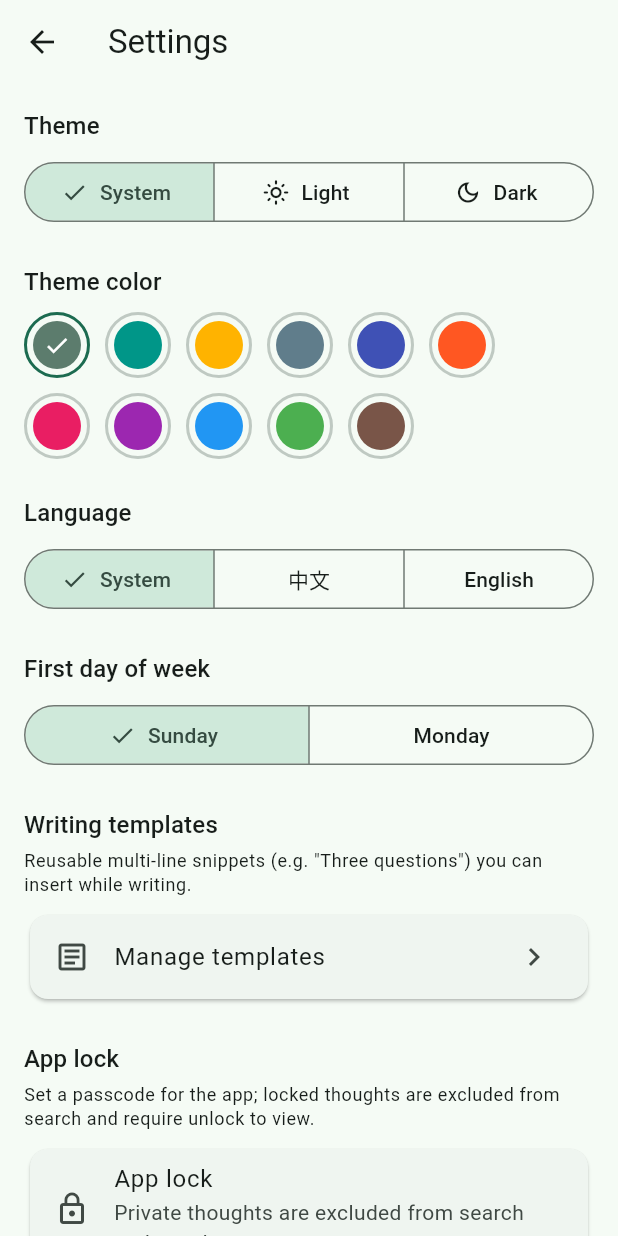
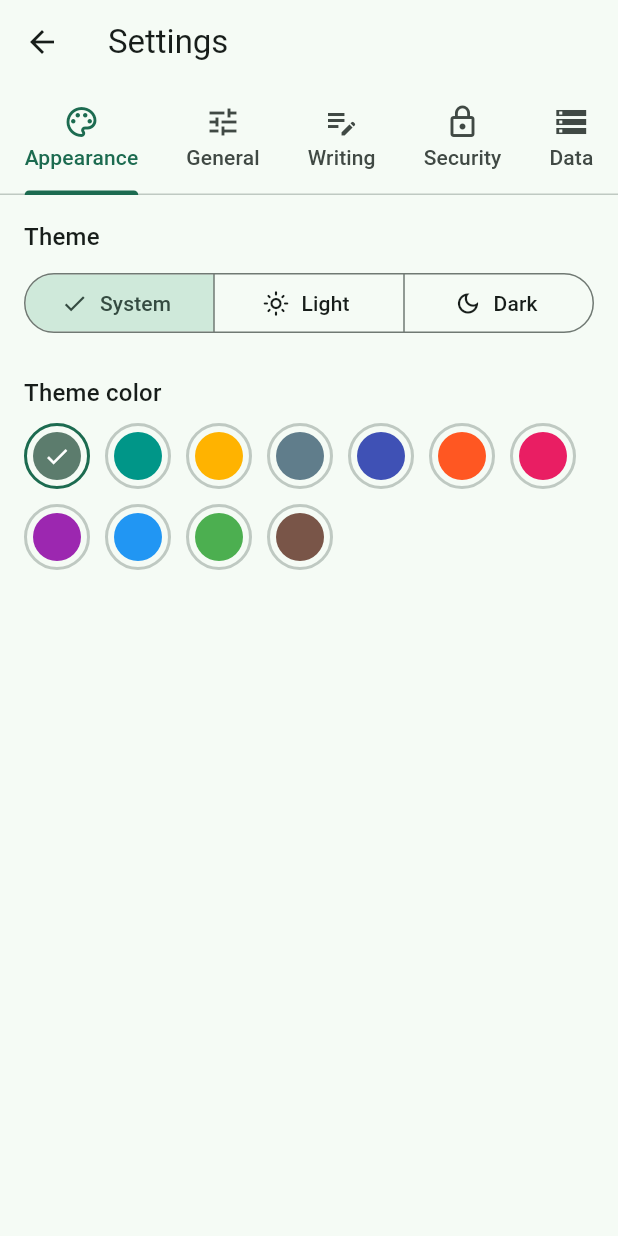
Before and after one commit to WHYBBE/roost, a Flutter app: the SettingsPage screen opened directly, on a phone screen of 412 x 824 dp. Run offline on Flutter 3.47's test engine with Material 3 defaults, Android fonts, the phone set to English and light mode, and no system bars; our stand-ins replace audioplayers, drift, drift_flutter, shared_preferences; missing offline and left inert: file_selector, record; accounts and stored records are empty; generated files the repository leaves out were written again.

Commit message:
refactor: 设置页改为多 tab（外观/通用/写作/安全/数据）——宽屏侧栏+窄屏顶部居中 Tab

```diff
--- a/lib/l10n/app_en.arb
+++ b/lib/l10n/app_en.arb
@@ -66,6 +66,11 @@
   "totalEntries": "{count} total",
   "@totalEntries": { "placeholders": { "count": { "type": "int" } } },
   "settingsTitle": "Settings",
+  "settingsTabAppearance": "Appearance",
+  "settingsTabGeneral": "General",
+  "settingsTabWriting": "Writing",
+  "settingsTabSecurity": "Security",
+  "settingsTabData": "Data",
   "themeTitle": "Theme",
   "themeColorTitle": "Theme color",
   "themeSystem": "System",
--- a/lib/l10n/app_localizations.dart
+++ b/lib/l10n/app_localizations.dart
@@ -470,6 +470,36 @@ abstract class AppLocalizations {
   /// **'Settings'**
   String get settingsTitle;
 
+  /// No description provided for @settingsTabAppearance.
+  ///
+  /// In en, this message translates to:
+  /// **'Appearance'**
+  String get settingsTabAppearance;
+
+  /// No description provided for @settingsTabGeneral.
+  ///
+  /// In en, this message translates to:
+  /// **'General'**
+  String get settingsTabGeneral;
+
+  /// No description provided for @settingsTabWriting.
+  ///
+  /// In en, this message translates to:
+  /// **'Writing'**
+  String get settingsTabWriting;
+
+  /// No description provided for @settingsTabSecurity.
+  ///
+  /// In en, this message translates to:
+  /// **'Security'**
+  String get settingsTabSecurity;
+
+  /// No description provided for @settingsTabData.
+  ///
+  /// In en, this message translates to:
+  /// **'Data'**
+  String get settingsTabData;
+
   /// No description provided for @themeTitle.
   ///
   /// In en, this message translates to:
--- a/lib/l10n/app_localizations_en.dart
+++ b/lib/l10n/app_localizations_en.dart
@@ -213,6 +213,21 @@ class AppLocalizationsEn extends AppLocalizations {
 
   @override
   String get settingsTitle => 'Settings';
+
+  @override
+  String get settingsTabAppearance => 'Appearance';
+
+  @override
+  String get settingsTabGeneral => 'General';
+
+  @override
+  String get settingsTabWriting => 'Writing';
+
+  @override
+  String get settingsTabSecurity => 'Security';
+
+  @override
+  String get settingsTabData => 'Data';
 
   @override
   String get themeTitle => 'Theme';
--- a/lib/l10n/app_localizations_zh.dart
+++ b/lib/l10n/app_localizations_zh.dart
@@ -208,6 +208,21 @@ class AppLocalizationsZh extends AppLocalizations {
 
   @override
   String get settingsTitle => '设置';
+
+  @override
+  String get settingsTabAppearance => '外观';
+
+  @override
+  String get settingsTabGeneral => '通用';
+
+  @override
+  String get settingsTabWriting => '写作';
+
+  @override
+  String get settingsTabSecurity => '安全';
+
+  @override
+  String get settingsTabData => '数据';
 
   @override
   String get themeTitle => '主题';
--- a/lib/l10n/app_zh.arb
+++ b/lib/l10n/app_zh.arb
@@ -62,6 +62,11 @@
   "streak": "连续 {days} 天",
   "totalEntries": "共 {count} 条",
   "settingsTitle": "设置",
+  "settingsTabAppearance": "外观",
+  "settingsTabGeneral": "通用",
+  "settingsTabWriting": "写作",
+  "settingsTabSecurity": "安全",
+  "settingsTabData": "数据",
   "themeTitle": "主题",
   "themeColorTitle": "主题色",
   "themeSystem": "跟随系统",
--- a/lib/pages/settings_page.dart
+++ b/lib/pages/settings_page.dart
@@ -362,8 +362,319 @@ Future<void> _turnOffLock(BuildContext context) async {
   if (context.mounted) _snack(context, l.saved);
 }
 
-class SettingsPage extends StatelessWidget {
+/// 设置页：分 5 个 tab（外观 / 通用 / 写作 / 安全 / 数据）。
+/// 宽屏左侧竖排导航 + 右侧内容，窄屏顶部 TabBar
+class SettingsPage extends StatefulWidget {
   const SettingsPage({super.key});
+
+  @override
+  State<SettingsPage> createState() => _SettingsPageState();
+}
+
+class _SettingsPageState extends State<SettingsPage>
+    with SingleTickerProviderStateMixin {
+  static const _tabCount = 5;
+
+  late final TabController _tab = TabController(length: _tabCount, vsync: this)
+    ..addListener(_onTabChanged);
+
+  void _onTabChanged() => setState(() {});
+
+  @override
+  void dispose() {
+    _tab.removeListener(_onTabChanged);
+    _tab.dispose();
+    super.dispose();
+  }
+
+  @override
+  Widget build(BuildContext context) {
+    final l = AppLocalizations.of(context)!;
+    final wide = MediaQuery.sizeOf(context).width >= 720;
+
+    final tabs = <({IconData icon, IconData selected, String label})>[
+      (
+        icon: Icons.palette_outlined,
+        selected: Icons.palette,
+        label: l.settingsTabAppearance,
+      ),
+      (
+        icon: Icons.tune_outlined,
+        selected: Icons.tune,
+        label: l.settingsTabGeneral,
+      ),
+      (
+        icon: Icons.edit_note_outlined,
+        selected: Icons.edit_note,
+        label: l.settingsTabWriting,
+      ),
+      (
+        icon: Icons.lock_outline,
+        selected: Icons.lock,
+        label: l.settingsTabSecurity,
+      ),
+      (
+        icon: Icons.storage_outlined,
+        selected: Icons.storage,
+        label: l.settingsTabData,
+      ),
+    ];
+
+    final pages = [
+      _appearanceTab(context),
+      _generalTab(context),
+      _writingTab(context),
+      _securityTab(context),
+      _dataTab(context),
+    ];
+
+    return Scaffold(
+      appBar: AppBar(
+        // 桌面端内嵌为根页时展示保险库切换；移动端经路由推入时保留默认返回键
+        leading: (ModalRoute.of(context)?.canPop ?? false)
+            ? null
+            : appBarVaultSwitcher(context),
+        title: Text(l.settingsTitle),
+        bottom: wide
+            ? null
+            : TabBar(
+                controller: _tab,
+                isScrollable: true,
+                tabAlignment: TabAlignment.center,
+                tabs: [
+                  for (final t in tabs)
+                    Tab(icon: Icon(t.icon), text: t.label),
+                ],
+              ),
+      ),
+      body: wide
+          ? Row(
+              children: [
+                NavigationRail(
+                  selectedIndex: _tab.index,
+                  onDestinationSelected: (i) => _tab.animateTo(i),
+                  labelType: NavigationRailLabelType.all,
+                  destinations: [
+                    for (final t in tabs)
+                      NavigationRailDestination(
+                        icon: Icon(t.icon),
+                        selectedIcon: Icon(t.selected),
+                        label: Text(t.label),
+                      ),
+                  ],
+                ),
+                const VerticalDivider(width: 1),
+                Expanded(
+                  child: TabBarView(controller: _tab, children: pages),
+                ),
+              ],
+            )
+          : TabBarView(controller: _tab, children: pages),
+    );
+  }
+
+  /// 单个 tab：居中限宽 + 纵向列表
+  Widget _panel(BuildContext context, List<Widget> children) {
+    return Center(
+      child: ConstrainedBox(
+        constraints: const BoxConstraints(maxWidth: 560),
+        child: ListView(
+          padding: const EdgeInsets.all(16),
+          children: children,
+        ),
+      ),
+    );
+  }
+
+  // ---------- 外观 ----------
+
+  Widget _appearanceTab(BuildContext context) {
+    final l = AppLocalizations.of(context)!;
+    final settings = AppSettings.instance;
+    return _panel(context, [
+      Text(l.themeTitle, style: Theme.of(context).textTheme.titleMedium),
+      const SizedBox(height: 8),
+      SegmentedButton<ThemeSetting>(
+        segments: [
+          ButtonSegment(
+            value: ThemeSetting.system,
+            label: Text(l.themeSystem),
+            icon: const Icon(Icons.brightness_auto_outlined),
+          ),
+          ButtonSegment(
+            value: ThemeSetting.light,
+            label: Text(l.themeLight),
+            icon: const Icon(Icons.light_mode_outlined),
+          ),
+          ButtonSegment(
+            value: ThemeSetting.dark,
+            label: Text(l.themeDark),
+            icon: const Icon(Icons.dark_mode_outlined),
+          ),
+        ],
+        selected: {settings.theme},
+        onSelectionChanged: (s) => settings.setTheme(s.first),
+      ),
+      const SizedBox(height: 24),
+      Text(l.themeColorTitle, style: Theme.of(context).textTheme.titleMedium),
+      const SizedBox(height: 8),
+      // 圆形色点自动换行，窄屏也不溢出
+      Wrap(
+        spacing: 10,
+        runSpacing: 10,
+        children: [
+          _seedSwatch(
+            context,
+            color: const Color(defaultSeedColor),
+            selected: settings.seedColor == defaultSeedColor,
+            isDefault: true,
+            onTap: () => settings.setSeedColor(defaultSeedColor),
+          ),
+          for (final c in tagColorChoices)
+            _seedSwatch(
+              context,
+              color: Color(c),
+              selected: settings.seedColor == c,
+              onTap: () => settings.setSeedColor(c),
+            ),
+        ],
+      ),
+    ]);
+  }
+
+  // ---------- 通用 ----------
+
+  Widget _generalTab(BuildContext context) {
+    final l = AppLocalizations.of(context)!;
+    final settings = AppSettings.instance;
+    return _panel(context, [
+      Text(l.languageTitle, style: Theme.of(context).textTheme.titleMedium),
+      const SizedBox(height: 8),
+      SegmentedButton<LanguageSetting>(
+        segments: [
+          ButtonSegment(
+            value: LanguageSetting.system,
+            label: Text(l.languageSystem),
+            icon: const Icon(Icons.public),
+          ),
+          ButtonSegment(
+            value: LanguageSetting.zh,
+            label: Text(l.languageZh),
+          ),
+          ButtonSegment(
+            value: LanguageSetting.en,
+            label: Text(l.languageEn),
+          ),
+        ],
+        selected: {settings.language},
+        onSelectionChanged: (s) => settings.setLanguage(s.first),
+      ),
+      const SizedBox(height: 24),
+      Text(l.weekStartTitle, style: Theme.of(context).textTheme.titleMedium),
+      const SizedBox(height: 8),
+      SegmentedButton<WeekStart>(
+        segments: [
+          ButtonSegment(
+            value: WeekStart.sunday,
+            label: Text(l.weekStartSunday),
+          ),
+          ButtonSegment(
+            value: WeekStart.monday,
+            label: Text(l.weekStartMonday),
+          ),
+        ],
+        selected: {settings.weekStart},
+        onSelectionChanged: (s) => settings.setWeekStart(s.first),
+      ),
+    ]);
+  }
+
+  // ---------- 写作 ----------
+
+  Widget _writingTab(BuildContext context) {
+    final l = AppLocalizations.of(context)!;
+    return _panel(context, [
+      Text(l.templatesTitle, style: Theme.of(context).textTheme.titleMedium),
+      const SizedBox(height: 4),
+      Text(l.templatesHint, style: Theme.of(context).textTheme.bodySmall),
+      const SizedBox(height: 8),
+      Card(
+        child: ListTile(
+          leading: const Icon(Icons.article_outlined),
+          title: Text(l.manageTemplates),
+          trailing: const Icon(Icons.chevron_right),
+          onTap: () => Navigator.of(context).push(
+            MaterialPageRoute(builder: (_) => const TemplatesPage()),
+          ),
+        ),
+      ),
+    ]);
+  }
+
+  // ---------- 安全 ----------
+
+  Widget _securityTab(BuildContext context) {
+    final l = AppLocalizations.of(context)!;
+    final settings = AppSettings.instance;
+    return _panel(context, [
+      Text(l.lockTitle, style: Theme.of(context).textTheme.titleMedium),
+      const SizedBox(height: 4),
+      Text(l.lockSectionHint, style: Theme.of(context).textTheme.bodySmall),
+      const SizedBox(height: 8),
+      Card(
+        child: Column(
+          children: [
+            if (!settings.lockConfigured)
+              ListTile(
+                leading: const Icon(Icons.lock_outline),
+                title: Text(l.lockTitle),
+                subtitle: Text(l.lockProtectedHint),
+                onTap: () => _enableLock(context),
+              )
+            else ...[
+              ListTile(
+                leading: const Icon(Icons.lock_outline),
+                title: Text(l.lockTitle),
+                trailing: Text(
+                  settings.lockMethod == LockMethod.pin
+                      ? l.lockPin
+                      : l.lockPattern,
+                  style: Theme.of(context).textTheme.bodyMedium?.copyWith(
+                        color: Theme.of(context).colorScheme.onSurfaceVariant,
+                      ),
+                ),
+              ),
+              ListTile(
+                leading: const Icon(Icons.password),
+                title: Text(l.lockChange),
+                onTap: () => _changeLock(context),
+              ),
+              ListTile(
+                leading: const Icon(Icons.lock_clock),
+                title: Text(l.lockLockNow),
+                onTap: () => LockSession.instance.lock(),
+              ),
+              ListTile(
+                leading: Icon(
+                  Icons.lock_open_outlined,
+                  color: Theme.of(context).colorScheme.error,
+                ),
+                title: Text(
+                  l.lockTurnOff,
+                  style: TextStyle(
+                      color: Theme.of(context).colorScheme.error),
+                ),
+                onTap: () => _turnOffLock(context),
+              ),
+            ],
+          ],
+        ),
+      ),
+    ]);
+  }
+
+  // ---------- 数据 ----------
+
   Widget _buildVaultTile(BuildContext context, VaultMeta vault) {
     final l = AppLocalizations.of(context)!;
     final scheme = Theme.of(context).colorScheme;
@@ -402,240 +713,12 @@ class SettingsPage extends StatelessWidget {
     );
   }
 
-  @override
-  Widget build(BuildContext context) {
+  Widget _dataTab(BuildContext context) {
     final l = AppLocalizations.of(context)!;
-    final settings = AppSettings.instance;
-
-    return Scaffold(
-      appBar: AppBar(
-        // 桌面端内嵌为根页时展示保险库切换；移动端经路由推入时保留默认返回键
-        leading: (ModalRoute.of(context)?.canPop ?? false)
-            ? null
-            : appBarVaultSwitcher(context),
-        title: Text(l.settingsTitle),
-      ),
-      body: Center(
-        child: ConstrainedBox(
-          constraints: const BoxConstraints(maxWidth: 560),
-          child: ListView(
-            padding: const EdgeInsets.all(16),
-            children: [
-              Text(
-                l.themeTitle,
-                style: Theme.of(context).textTheme.titleMedium,
-              ),
-              const SizedBox(height: 8),
-              SegmentedButton<ThemeSetting>(
-                segments: [
-                  ButtonSegment(
-                    value: ThemeSetting.system,
-                    label: Text(l.themeSystem),
-                    icon: const Icon(Icons.brightness_auto_outlined),
-                  ),
-                  ButtonSegment(
-                    value: ThemeSetting.light,
-                    label: Text(l.themeLight),
-                    icon: const Icon(Icons.light_mode_outlined),
-                  ),
-                  ButtonSegment(
-                    value: ThemeSetting.dark,
-                    label: Text(l.themeDark),
-                    icon: const Icon(Icons.dark_mode_outlined),
-                  ),
-                ],
-                selected: {settings.theme},
-                onSelectionChanged: (s) => settings.setTheme(s.first),
-              ),
-              const SizedBox(height: 24),
-              Text(
-                l.themeColorTitle,
-                style: Theme.of(context).textTheme.titleMedium,
-              ),
-              const SizedBox(height: 8),
-              // 统一圆形网格：两行（默认+5 / 5），点阵对齐
-              Column(
-                crossAxisAlignment: CrossAxisAlignment.start,
-                children: [
-                  Row(
-                    mainAxisSize: MainAxisSize.min,
-                    children: [
-                      _seedSwatch(
-                        context,
-                        color: const Color(defaultSeedColor),
-                        selected: settings.seedColor == defaultSeedColor,
-                        isDefault: true,
-                        onTap: () => settings.setSeedColor(defaultSeedColor),
-                      ),
-                      for (final c in tagColorChoices.take(5)) ...[
-                        const SizedBox(width: 10),
-                        _seedSwatch(
-                          context,
-                          color: Color(c),
-                          selected: settings.seedColor == c,
-                          onTap: () => settings.setSeedColor(c),
-                        ),
-                      ],
-                    ],
-                  ),
-                  const SizedBox(height: 10),
-                  Row(
-                    mainAxisSize: MainAxisSize.min,
-                    children: [
-                      for (final c in tagColorChoices.skip(5)) ...[
-                        _seedSwatch(
-                          context,
-                          color: Color(c),
-                          selected: settings.seedColor == c,
-                          onTap: () => settings.setSeedColor(c),
-                        ),
-                        if (c != tagColorChoices.last)
-                          const SizedBox(width: 10),
-                      ],
-                    ],
-                  ),
-                ],
-              ),
-              const SizedBox(height: 24),
-              Text(
-                l.languageTitle,
-                style: Theme.of(context).textTheme.titleMedium,
-              ),
-              const SizedBox(height: 8),
-              SegmentedButton<LanguageSetting>(
-                segments: [
-                  ButtonSegment(
-                    value: LanguageSetting.system,
-                    label: Text(l.languageSystem),
-                    icon: const Icon(Icons.public),
-                  ),
-                  ButtonSegment(
-                    value: LanguageSetting.zh,
-                    label: Text(l.languageZh),
-                  ),
-                  ButtonSegment(
-                    value: LanguageSetting.en,
-                    label: Text(l.languageEn),
-                  ),
-                ],
-                selected: {settings.language},
-                onSelectionChanged: (s) => settings.setLanguage(s.first),
-              ),
-              const SizedBox(height: 24),
-              Text(
-                l.weekStartTitle,
-                style: Theme.of(context).textTheme.titleMedium,
-              ),
-              const SizedBox(height: 8),
-              SegmentedButton<WeekStart>(
-                segments: [
-                  ButtonSegment(
-                    value: WeekStart.sunday,
-                    label: Text(l.weekStartSunday),
-                  ),
-                  ButtonSegment(
-                    value: WeekStart.monday,
-                    label: Text(l.weekStartMonday),
-                  ),
-                ],
-                selected: {settings.weekStart},
-                onSelectionChanged: (s) => settings.setWeekStart(s.first),
-              ),
-              const SizedBox(height: 24),
-              Text(
-                l.templatesTitle,
-                style: Theme.of(context).textTheme.titleMedium,
-              ),
+    return _panel(context, [
+      Text(l.vaultTitle, style: Theme.of(context).textTheme.titleMedium),
       const SizedBox(height: 4),
-              Text(
-                l.templatesHint,
-                style: Theme.of(context).textTheme.bodySmall,
-              ),
-              const SizedBox(height: 8),
-              Card(
-                child: ListTile(
-                  leading: const Icon(Icons.article_outlined),
-                  title: Text(l.manageTemplates),
-                  trailing: const Icon(Icons.chevron_right),
-                  onTap: () => Navigator.of(context).push(
-                    MaterialPageRoute(builder: (_) => const TemplatesPage()),
-                  ),
-                ),
-              ),
-              const SizedBox(height: 24),
-              Text(
-                l.lockTitle,
-                style: Theme.of(context).textTheme.titleMedium,
-              ),
-              const SizedBox(height: 4),
-              Text(
-                l.lockSectionHint,
-                style: Theme.of(context).textTheme.bodySmall,
-              ),
-              const SizedBox(height: 8),
-              Card(
-                child: Column(
-                  children: [
-                    if (!settings.lockConfigured)
-                      ListTile(
-                        leading: const Icon(Icons.lock_outline),
-                        title: Text(l.lockTitle),
-                        subtitle: Text(l.lockProtectedHint),
-                        onTap: () => _enableLock(context),
-                      )
-                    else ...[
-                      ListTile(
-                        leading: const Icon(Icons.lock_outline),
-                        title: Text(l.lockTitle),
-                        trailing: Text(
-                          settings.lockMethod == LockMethod.pin
-                              ? l.lockPin
-                              : l.lockPattern,
-                          style: Theme.of(context)
-                              .textTheme
-                              .bodyMedium
-                              ?.copyWith(
-                                  color: Theme.of(context)
-                                      .colorScheme
-                                      .onSurfaceVariant),
-                        ),
-                      ),
-                      ListTile(
-                        leading: const Icon(Icons.password),
-                        title: Text(l.lockChange),
-                        onTap: () => _changeLock(context),
-                      ),
-                      ListTile(
-                        leading: const Icon(Icons.lock_clock),
-                        title: Text(l.lockLockNow),
-                        onTap: () => LockSession.instance.lock(),
-                      ),
-                      ListTile(
-                        leading: Icon(
-                          Icons.lock_open_outlined,
-                          color: Theme.of(context).colorScheme.error,
-                        ),
-                        title: Text(
-                          l.lockTurnOff,
-                          style: TextStyle(
-                              color: Theme.of(context).colorScheme.error),
-                        ),
-                        onTap: () => _turnOffLock(context),
-                      ),
-                    ],
-                  ],
-                ),
-              ),
-              const SizedBox(height: 24),
-              Text(
-                l.vaultTitle,
-                style: Theme.of(context).textTheme.titleMedium,
-              ),
-              const SizedBox(height: 4),
-              Text(
-                l.vaultSectionHint,
-                style: Theme.of(context).textTheme.bodySmall,
-              ),
+      Text(l.vaultSectionHint, style: Theme.of(context).textTheme.bodySmall),
       const SizedBox(height: 8),
       Card(
         child: Column(
@@ -651,10 +734,7 @@ class SettingsPage extends StatelessWidget {
         ),
       ),
       const SizedBox(height: 24),
-              Text(
-                l.dataSection,
-                style: Theme.of(context).textTheme.titleMedium,
-              ),
+      Text(l.dataSection, style: Theme.of(context).textTheme.titleMedium),
       const SizedBox(height: 8),
       Card(
         child: Column(
@@ -664,8 +744,7 @@ class SettingsPage extends StatelessWidget {
               title: Text(l.archiveTrashTitle),
               trailing: const Icon(Icons.chevron_right),
               onTap: () => Navigator.of(context).push(
-                        MaterialPageRoute(
-                            builder: (_) => const ArchiveTrashPage()),
+                MaterialPageRoute(builder: (_) => const ArchiveTrashPage()),
               ),
             ),
             ListTile(
@@ -699,10 +778,6 @@ class SettingsPage extends StatelessWidget {
           ],
         ),
       ),
-            ],
-          ),
-        ),
-      ),
-    );
+    ]);
   }
 }
```
Lines whose indentation alone changed are shown as unchanged.
